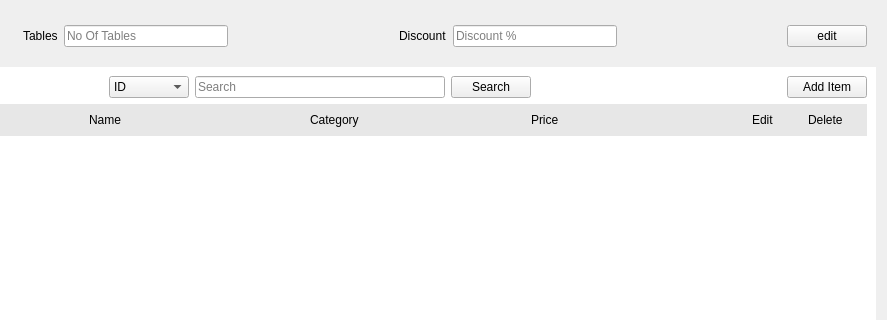
Anmol-A-jain/Dyner, file ui/menu/adminwidget.ui: the form before one commit; both pictures show x 161 to 1048 and y 0 to 320 of the 1048 by 721 pixel window.
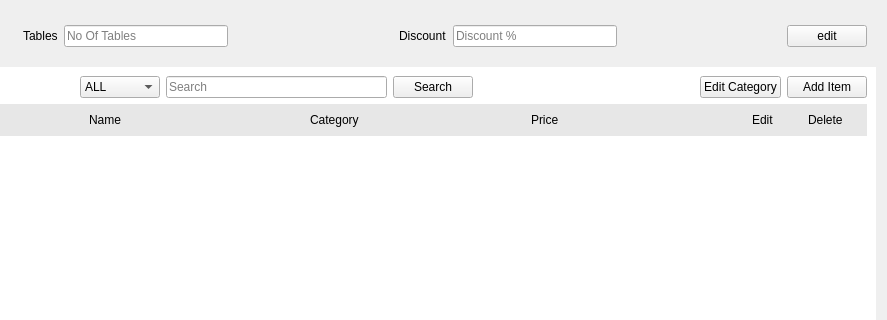
The form after the commit.

Commit message: added edititem, edittablenoanddiscount, globaldata file and full full fill add adminwidget requirement

```diff
--- a/ui/menu/adminwidget.ui
+++ b/ui/menu/adminwidget.ui
@@ -149,6 +149,11 @@
           </item>
           <item>
            <widget class="QComboBox" name="menuColumn">
+            <item>
+             <property name="text">
+              <string>ALL</string>
+             </property>
+            </item>
             <item>
              <property name="text">
               <string>ID</string>
@@ -198,6 +203,13 @@
             </property>
            </spacer>
           </item>
+          <item>
+           <widget class="QPushButton" name="pushButton">
+            <property name="text">
+             <string>Edit Category</string>
+            </property>
+           </widget>
+          </item>
           <item>
            <widget class="QPushButton" name="AddItem">
             <property name="text">
```
Left out of the diff: 6 changed lines with no effect on the pictures. The commit also changes 24 other files.
